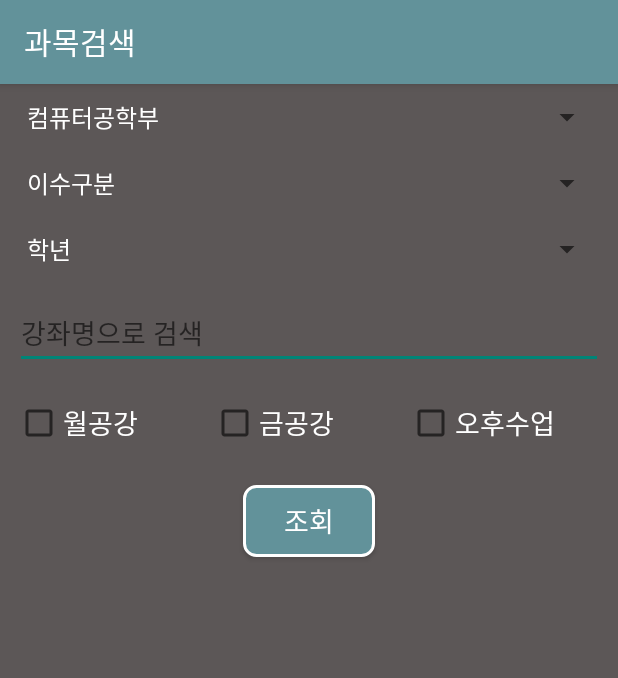
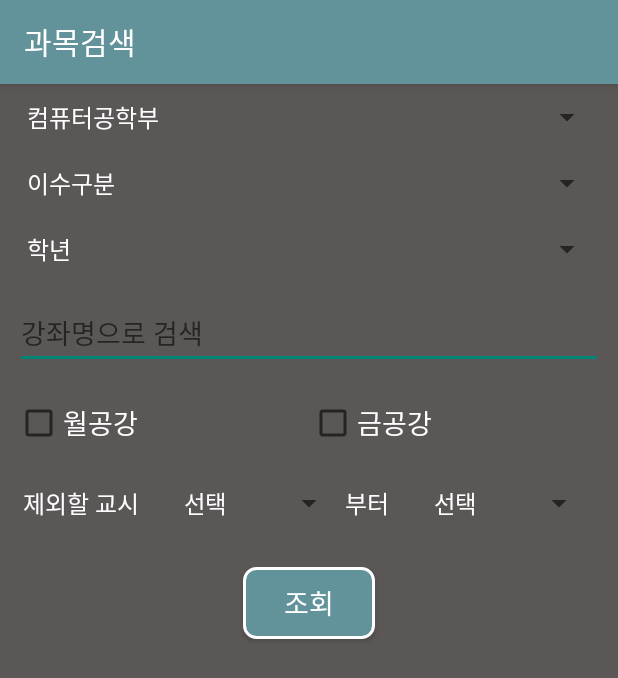
Before and after one commit to tkdyr2/School_Schedule, an Android app: the ResearchClassActivity screen opened directly, with no data from a screen before it, on a phone screen of 412 x 824 dp. Shown: the top 678 px of the screen. Run offline under Robolectric (Android 15) with nearby library versions, the phone set to English and light mode, and no system bars.

Commit message:
과목 검색  기능 추가

```diff
--- a/app/src/main/res/layout/activity_research_class.xml
+++ b/app/src/main/res/layout/activity_research_class.xml
@@ -65,14 +65,45 @@
                 android:textColor="@color/white"
                 android:textSize="18sp" />
 
-            <CheckBox
-                android:id="@+id/cB_pm"
-                android:layout_width="match_parent"
+        </LinearLayout>
+
+        <LinearLayout
+            android:layout_width="match_parent"
+            android:layout_height="wrap_content"
+            android:layout_margin="15dp"
+            android:orientation="horizontal">
+
+
+            <TextView
+                android:id="@+id/txt"
+                android:layout_width="wrap_content"
                 android:layout_height="wrap_content"
                 android:layout_weight="1"
-                android:text="오후수업"
+                android:text="제외할 교시"
+                android:textColor="@color/White"
+                android:textSize="16sp" />
+
+            <Spinner
+                android:id="@+id/spinner_first"
+                android:layout_width="wrap_content"
+                android:layout_height="match_parent"
+                android:layout_weight="1" />
+
+            <TextView
+                android:id="@+id/textView2"
+                android:layout_width="wrap_content"
+                android:layout_height="wrap_content"
+                android:layout_weight="1"
+                android:text="부터"
                 android:textColor="@color/white"
-                android:textSize="18sp" />
+                android:textSize="16sp" />
+
+            <Spinner
+                android:id="@+id/spinner_last"
+                android:layout_width="wrap_content"
+                android:layout_height="match_parent"
+                android:layout_weight="1" />
+
         </LinearLayout>
 
         <Button
--- a/app/src/main/res/values/colors.xml
+++ b/app/src/main/res/values/colors.xml
@@ -9,7 +9,7 @@
     <color name="origin_backGray">#5c5757</color>
     <color name="origin_lineColor">#df8e8e</color>
     <color name="white">#ffffff</color>
-    <color name="White">#FFFFFF</color>
+    <color name="White">#ffffff</color>
     <color name="Ivory">#FFFFF0</color>
     <color name="LightYellow">#FFFFE0</color>
     <color name="Yellow">#FFFF00</color>
--- a/app/src/main/res/values/strings.xml
+++ b/app/src/main/res/values/strings.xml
@@ -5,6 +5,19 @@
     <string name="bucket_frame_name">장바구니</string>
     <string name="my_frame_result">나의 시간표</string>
 
+    <string-array name="spi_time_array">
+        <item>선택</item>
+        <item>0</item>
+        <item>1</item>
+        <item>2</item>
+        <item>3</item>
+        <item>4</item>
+        <item>5</item>
+        <item>6</item>
+        <item>7</item>
+        <item>8</item>
+        <item>9</item>
+    </string-array>
     <string-array name="spi_major_array">
         <item>컴퓨터공학부</item>
     </string-array>
```
Also changed, not shown: app/src/main/java/cookandroid/com/schoolschedule/ResearchClassActivity.java (+87 -70 lines), app/src/main/java/cookandroid/com/schoolschedule/SearchClasses.java (+5 -6 lines).
